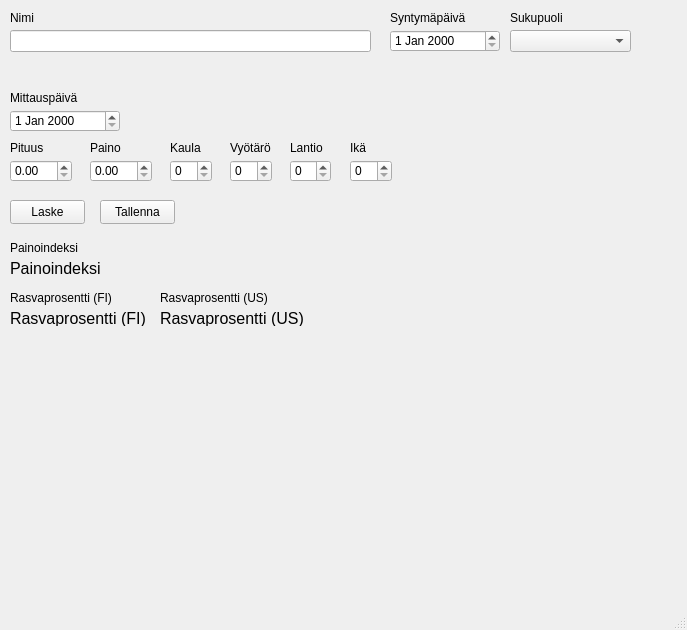
Old version of the form main.ui in the repository VerneriL/FitnessGUI.
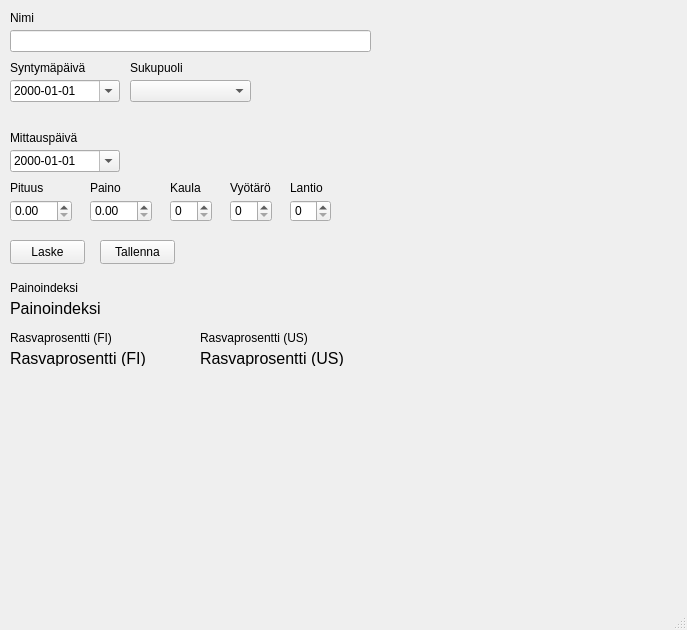
New version of the form.

Commit message: changes to layout and date format

```diff
--- a/main.ui
+++ b/main.ui
@@ -44,17 +44,23 @@
     <property name="geometry">
      <rect>
       <x>10</x>
-      <y>110</y>
+      <y>150</y>
       <width>110</width>
       <height>22</height>
      </rect>
     </property>
+    <property name="displayFormat">
+     <string>yyyy-MM-dd</string>
+    </property>
+    <property name="calendarPopup">
+     <bool>true</bool>
+    </property>
    </widget>
    <widget class="QLabel" name="label">
     <property name="geometry">
      <rect>
       <x>10</x>
-      <y>90</y>
+      <y>130</y>
       <width>91</width>
       <height>16</height>
      </rect>
@@ -67,7 +73,7 @@
     <property name="geometry">
      <rect>
       <x>10</x>
-      <y>140</y>
+      <y>180</y>
       <width>49</width>
       <height>16</height>
      </rect>
@@ -80,7 +86,7 @@
     <property name="geometry">
      <rect>
       <x>10</x>
-      <y>160</y>
+      <y>200</y>
       <width>62</width>
       <height>22</height>
      </rect>
@@ -90,7 +96,7 @@
     <property name="geometry">
      <rect>
       <x>90</x>
-      <y>140</y>
+      <y>180</y>
       <width>49</width>
       <height>16</height>
      </rect>
@@ -103,7 +109,7 @@
     <property name="geometry">
      <rect>
       <x>90</x>
-      <y>160</y>
+      <y>200</y>
       <width>62</width>
       <height>22</height>
      </rect>
@@ -113,7 +119,7 @@
     <property name="geometry">
      <rect>
       <x>170</x>
-      <y>160</y>
+      <y>200</y>
       <width>42</width>
       <height>22</height>
      </rect>
@@ -123,7 +129,7 @@
     <property name="geometry">
      <rect>
       <x>230</x>
-      <y>160</y>
+      <y>200</y>
       <width>42</width>
       <height>22</height>
      </rect>
@@ -133,7 +139,7 @@
     <property name="geometry">
      <rect>
       <x>170</x>
-      <y>140</y>
+      <y>180</y>
       <width>49</width>
       <height>16</height>
      </rect>
@@ -146,8 +152,8 @@
     <property name="geometry">
      <rect>
       <x>230</x>
-      <y>140</y>
-      <width>49</width>
+      <y>180</y>
+      <width>61</width>
       <height>16</height>
      </rect>
     </property>
@@ -159,7 +165,7 @@
     <property name="geometry">
      <rect>
       <x>290</x>
-      <y>160</y>
+      <y>200</y>
       <width>41</width>
       <height>22</height>
      </rect>
@@ -169,7 +175,7 @@
     <property name="geometry">
      <rect>
       <x>290</x>
-      <y>140</y>
+      <y>180</y>
       <width>49</width>
       <height>16</height>
      </rect>
@@ -178,34 +184,11 @@
      <string>Lantio</string>
     </property>
    </widget>
-   <widget class="QSpinBox" name="ageSpinBox">
-    <property name="geometry">
-     <rect>
-      <x>350</x>
-      <y>160</y>
-      <width>42</width>
-      <height>22</height>
-     </rect>
-    </property>
-   </widget>
-   <widget class="QLabel" name="label_7">
-    <property name="geometry">
-     <rect>
-      <x>350</x>
-      <y>140</y>
-      <width>49</width>
-      <height>16</height>
-     </rect>
-    </property>
-    <property name="text">
-     <string>Ikä</string>
-    </property>
-   </widget>
    <widget class="QPushButton" name="calculatePushButton">
     <property name="geometry">
      <rect>
       <x>10</x>
-      <y>200</y>
+      <y>240</y>
       <width>75</width>
       <height>24</height>
      </rect>
@@ -218,7 +201,7 @@
     <property name="geometry">
      <rect>
       <x>100</x>
-      <y>200</y>
+      <y>240</y>
       <width>75</width>
       <height>24</height>
      </rect>
@@ -230,19 +213,25 @@
    <widget class="QDateEdit" name="birthdayDateEdit">
     <property name="geometry">
      <rect>
-      <x>390</x>
-      <y>30</y>
+      <x>10</x>
+      <y>80</y>
       <width>110</width>
       <height>22</height>
      </rect>
     </property>
+    <property name="displayFormat">
+     <string>yyyy-MM-dd</string>
+    </property>
+    <property name="calendarPopup">
+     <bool>true</bool>
+    </property>
    </widget>
    <widget class="QLabel" name="label_8">
     <property name="geometry">
      <rect>
-      <x>390</x>
-      <y>10</y>
-      <width>81</width>
+      <x>10</x>
+      <y>60</y>
+      <width>111</width>
       <height>16</height>
      </rect>
     </property>
@@ -253,8 +242,8 @@
    <widget class="QComboBox" name="genderComboBox">
     <property name="geometry">
      <rect>
-      <x>510</x>
-      <y>30</y>
+      <x>130</x>
+      <y>80</y>
       <width>121</width>
       <height>22</height>
      </rect>
@@ -262,13 +251,23 @@
     <property name="placeholderText">
      <string>Valitse sukupuoli</string>
     </property>
+    <item>
+     <property name="text">
+      <string>Mies</string>
+     </property>
+    </item>
+    <item>
+     <property name="text">
+      <string>Nainen</string>
+     </property>
+    </item>
    </widget>
    <widget class="QLabel" name="label_9">
     <property name="geometry">
      <rect>
-      <x>510</x>
-      <y>10</y>
-      <width>71</width>
+      <x>130</x>
+      <y>60</y>
+      <width>111</width>
       <height>16</height>
      </rect>
     </property>
@@ -280,8 +279,8 @@
     <property name="geometry">
      <rect>
       <x>10</x>
-      <y>260</y>
-      <width>111</width>
+      <y>300</y>
+      <width>191</width>
       <height>16</height>
      </rect>
     </property>
@@ -298,8 +297,8 @@
     <property name="geometry">
      <rect>
       <x>10</x>
-      <y>310</y>
-      <width>141</width>
+      <y>350</y>
+      <width>171</width>
       <height>16</height>
      </rect>
     </property>
@@ -315,9 +314,9 @@
    <widget class="QLabel" name="fatUSLabel">
     <property name="geometry">
      <rect>
-      <x>160</x>
-      <y>310</y>
-      <width>161</width>
+      <x>200</x>
+      <y>350</y>
+      <width>181</width>
       <height>16</height>
      </rect>
     </property>
@@ -334,8 +333,8 @@
     <property name="geometry">
      <rect>
       <x>10</x>
-      <y>240</y>
-      <width>81</width>
+      <y>280</y>
+      <width>171</width>
       <height>16</height>
      </rect>
     </property>
@@ -347,8 +346,8 @@
     <property name="geometry">
      <rect>
       <x>10</x>
-      <y>290</y>
-      <width>111</width>
+      <y>330</y>
+      <width>171</width>
       <height>16</height>
      </rect>
     </property>
@@ -359,9 +358,9 @@
    <widget class="QLabel" name="label_15">
     <property name="geometry">
      <rect>
-      <x>160</x>
-      <y>290</y>
-      <width>121</width>
+      <x>200</x>
+      <y>330</y>
+      <width>171</width>
       <height>16</height>
      </rect>
     </property>
```
